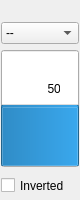
Old version of the form src/ui/JoystickAxis.ui in the repository mavlink/qgroundcontrol.
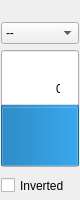
New version of the form.

```diff
--- a/src/ui/JoystickAxis.ui
+++ b/src/ui/JoystickAxis.ui
@@ -121,6 +121,9 @@
      <property name="textDirection">
       <enum>QProgressBar::TopToBottom</enum>
      </property>
+     <property name="format">
+      <string>%v</string>
+     </property>
     </widget>
    </item>
    <item>
```
